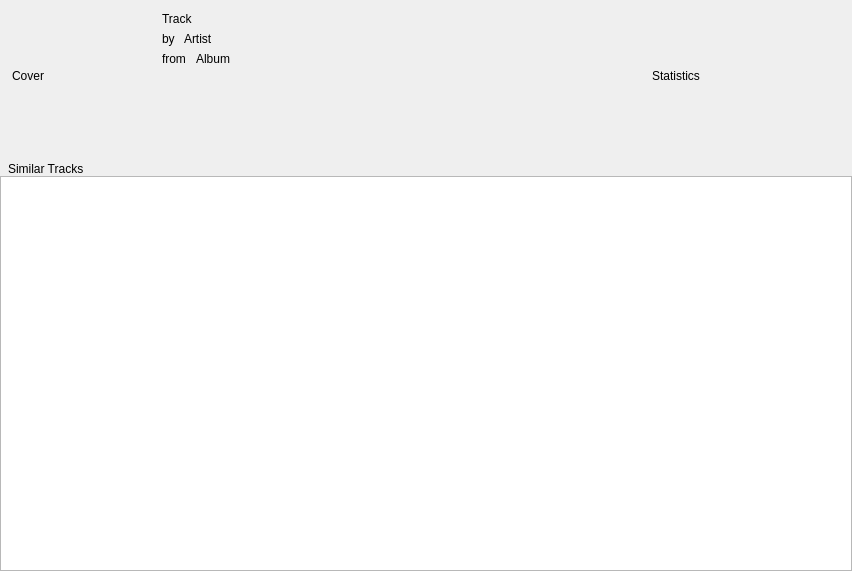
The window that src/libtomahawk/widgets/infowidgets/TrackInfoWidget.ui (tomahawk-player/tomahawk) describes before a commit, drawn with Qt 5.
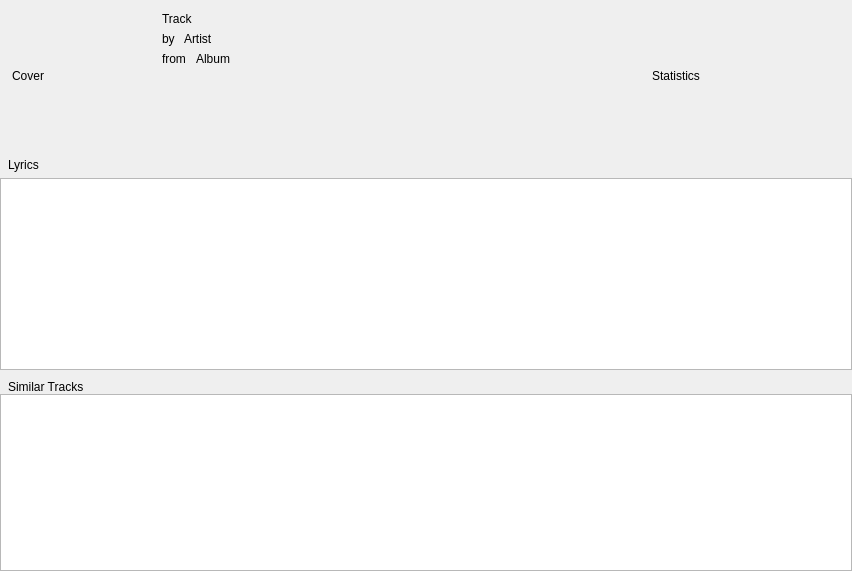
The same window after the commit. Custom widgets are drawn as their Qt base class.

Commit message: * Added lyrics display on Track Page. Experimental.

The edit to the form file:
```diff
--- a/src/libtomahawk/widgets/infowidgets/TrackInfoWidget.ui
+++ b/src/libtomahawk/widgets/infowidgets/TrackInfoWidget.ui
@@ -13,7 +13,7 @@
   <property name="windowTitle">
    <string>Form</string>
   </property>
-  <layout class="QVBoxLayout" name="verticalLayout_4" stretch="0,1">
+  <layout class="QVBoxLayout" name="verticalLayout_4" stretch="0,0,0,1">
    <property name="margin">
     <number>0</number>
    </property>
@@ -162,6 +162,23 @@
      </layout>
     </widget>
    </item>
+   <item>
+    <widget class="HeaderLabel" name="label">
+     <property name="text">
+      <string>Lyrics</string>
+     </property>
+     <property name="indent">
+      <number>8</number>
+     </property>
+    </widget>
+   </item>
+   <item>
+    <widget class="QTextBrowser" name="lyricsView">
+     <property name="openLinks">
+      <bool>false</bool>
+     </property>
+    </widget>
+   </item>
    <item>
     <widget class="QWidget" name="tracksWidget" native="true">
      <layout class="QVBoxLayout" name="verticalLayout_2">
```
The commit also changes 2 other files.
